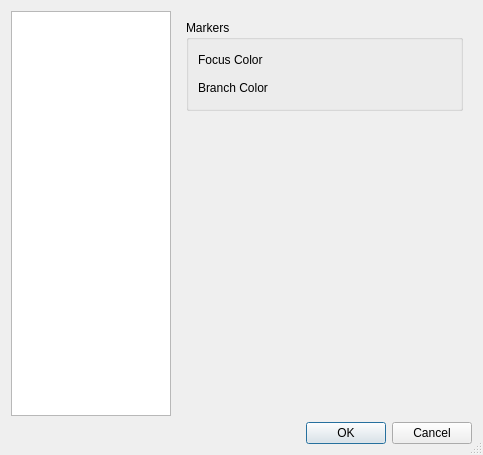
Above: setupdialog.ui from nullx002/mugo before the change. Below: the same form after it.
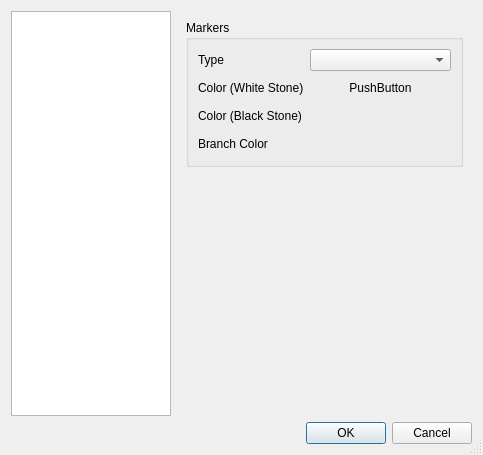
That is the form after the change. The open tabs and pages were chosen to show the change.

Commit message: focus type, focus color for black/white.

What changed in the file:
```diff
--- a/setupdialog.ui
+++ b/setupdialog.ui
@@ -317,28 +317,55 @@
             <item row="0" column="0">
              <widget class="QLabel" name="focusLabel">
               <property name="text">
-               <string>Focus Color</string>
+               <string>Type</string>
               </property>
              </widget>
             </item>
             <item row="0" column="1">
-             <widget class="QPushButton" name="focusColorButton">
-              <property name="text">
-               <string/>
-              </property>
-              <property name="flat">
-               <bool>true</bool>
-              </property>
-             </widget>
+             <widget class="QComboBox" name="focusTypeComboBox"/>
             </item>
             <item row="1" column="0">
+             <widget class="QLabel" name="focusWhiteColorLabel">
+              <property name="text">
+               <string>Color (White Stone)</string>
+              </property>
+             </widget>
+            </item>
+            <item row="1" column="1">
+             <widget class="QPushButton" name="focusWhiteColorButton">
+              <property name="text">
+               <string>PushButton</string>
+              </property>
+              <property name="flat">
+               <bool>true</bool>
+              </property>
+             </widget>
+            </item>
+            <item row="2" column="0">
+             <widget class="QLabel" name="focusBlackColorLabel">
+              <property name="text">
+               <string>Color (Black Stone)</string>
+              </property>
+             </widget>
+            </item>
+            <item row="2" column="1">
+             <widget class="QPushButton" name="focusBlackColorButton">
+              <property name="text">
+               <string/>
+              </property>
+              <property name="flat">
+               <bool>true</bool>
+              </property>
+             </widget>
+            </item>
+            <item row="3" column="0">
              <widget class="QLabel" name="branchLabel">
               <property name="text">
                <string>Branch Color</string>
               </property>
              </widget>
             </item>
-            <item row="1" column="1">
+            <item row="3" column="1">
              <widget class="QPushButton" name="branchColorButton">
               <property name="text">
                <string/>
```
Left out of the diff: 6 changed lines with no effect on the pictures. The commit also changes 5 other files.
